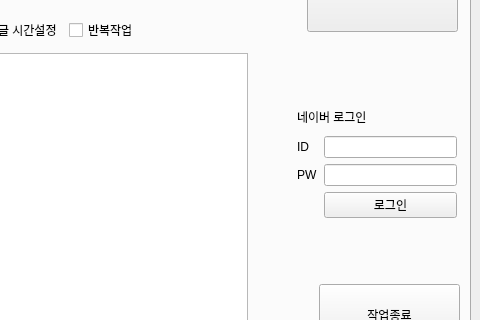
The window that macro0704.ui (Habeen-Jun/NaverCafe_Macro) describes before a commit, drawn with Qt 5; both pictures show x 324 to 804 and y 146 to 466 of the 804 by 598 pixel window.
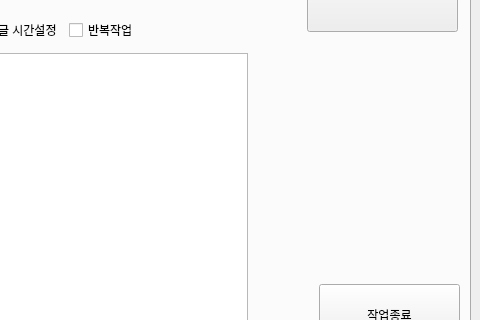
The same window after the commit. The open tabs and pages were chosen to show the change.

The edit to the form file:
```diff
--- a/macro0704.ui
+++ b/macro0704.ui
@@ -188,52 +188,6 @@
          </item>
         </layout>
        </widget>
-       <widget class="QWidget" name="gridLayoutWidget_2">
-        <property name="geometry">
-         <rect>
-          <x>610</x>
-          <y>190</y>
-          <width>160</width>
-          <height>115</height>
-         </rect>
-        </property>
-        <layout class="QGridLayout" name="gridLayout_6">
-         <item row="1" column="0">
-          <widget class="QLabel" name="label_16">
-           <property name="text">
-            <string>ID</string>
-           </property>
-          </widget>
-         </item>
-         <item row="1" column="1">
-          <widget class="QLineEdit" name="lineEdit_3"/>
-         </item>
-         <item row="2" column="1">
-          <widget class="QLineEdit" name="lineEdit_10"/>
-         </item>
-         <item row="2" column="0">
-          <widget class="QLabel" name="label_17">
-           <property name="text">
-            <string>PW</string>
-           </property>
-          </widget>
-         </item>
-         <item row="3" column="1">
-          <widget class="QPushButton" name="pushButton_5">
-           <property name="text">
-            <string>로그인</string>
-           </property>
-          </widget>
-         </item>
-         <item row="0" column="0" colspan="2">
-          <widget class="QLabel" name="label_18">
-           <property name="text">
-            <string>네이버 로그인 </string>
-           </property>
-          </widget>
-         </item>
-        </layout>
-       </widget>
       </widget>
       <widget class="QWidget" name="tab_2">
        <attribute name="title">
```
Left out of the diff: 28 changed lines with no effect on the pictures.
